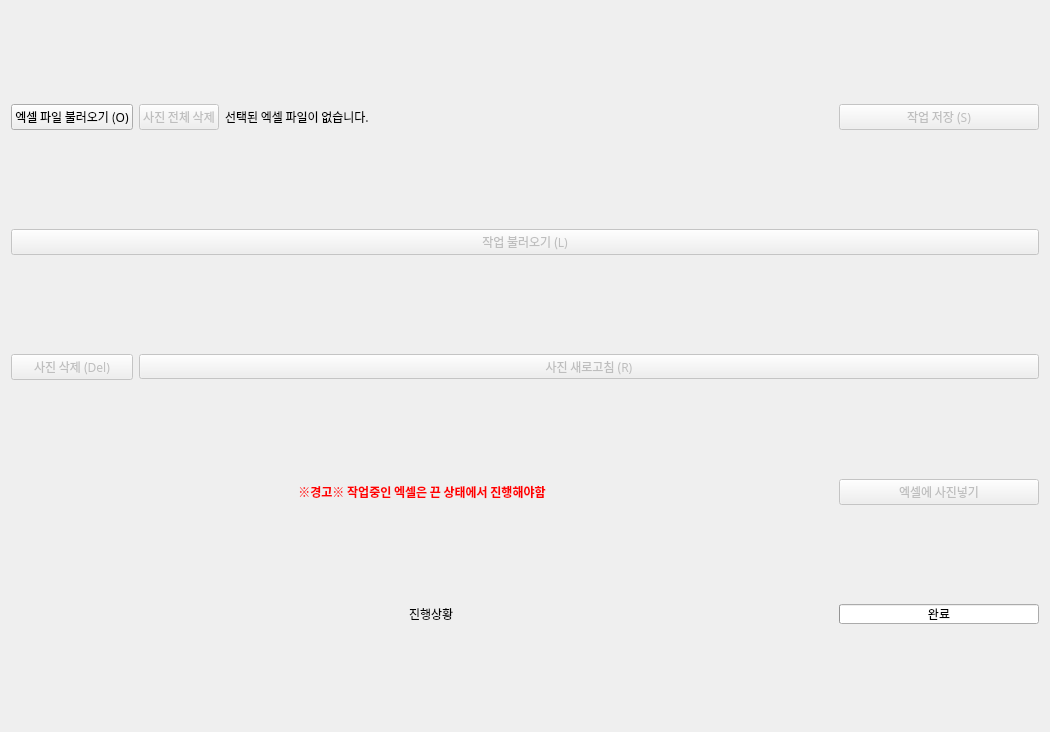
Before: the Qt Designer form UI/my_form.ui in kiryanchi/excelphotoautomatic, drawn with Qt 5.
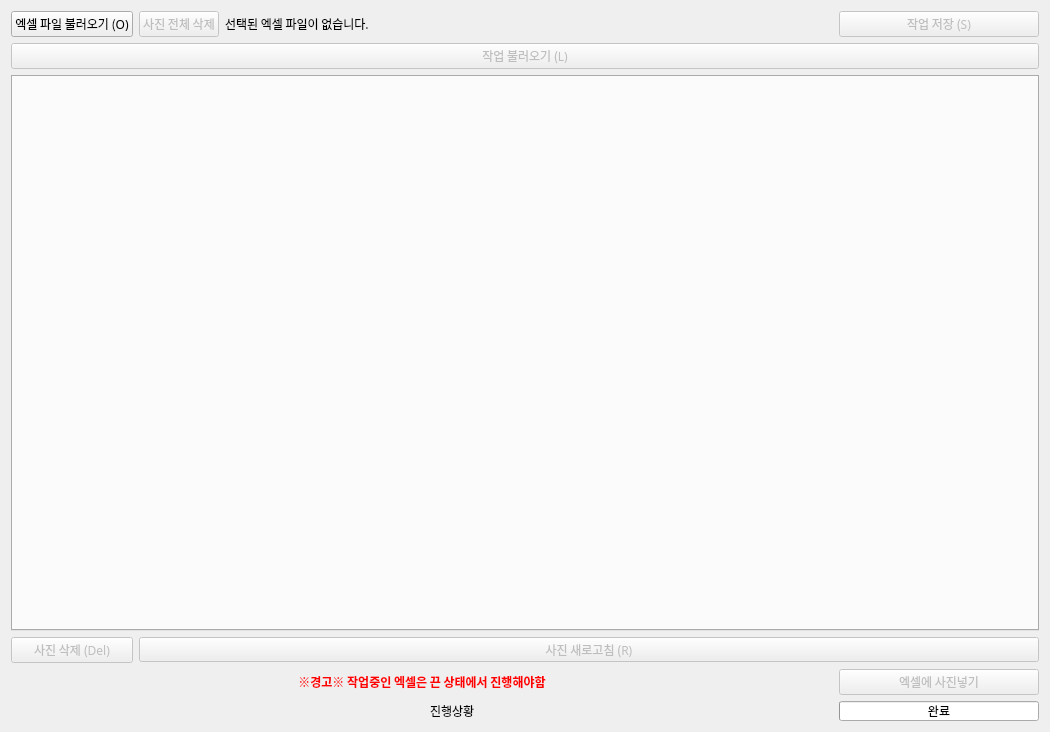
After: the same form once the commit is applied.

```diff
--- a/UI/my_form.ui
+++ b/UI/my_form.ui
@@ -19,72 +19,31 @@
    <string>엑셀 자동 작업 프로그램</string>
   </property>
   <layout class="QGridLayout" name="gridLayout">
-   <item row="4" column="1" colspan="12">
-    <widget class="QLabel" name="aleart">
-     <property name="minimumSize">
-      <size>
-       <width>500</width>
-       <height>20</height>
-      </size>
-     </property>
-     <property name="maximumSize">
-      <size>
-       <width>16777215</width>
-       <height>20</height>
-      </size>
-     </property>
-     <property name="font">
-      <font>
-       <weight>75</weight>
-       <italic>false</italic>
-       <bold>true</bold>
-      </font>
-     </property>
-     <property name="text">
-      <string>&lt;html&gt;&lt;head/&gt;&lt;body&gt;&lt;p&gt;&lt;span style=&quot; color:#ff0000;&quot;&gt;※경고※ 작업중인 엑셀은 끈 상태에서 진행해야함&lt;/span&gt;&lt;/p&gt;&lt;/body&gt;&lt;/html&gt;</string>
-     </property>
-     <property name="alignment">
-      <set>Qt::AlignCenter</set>
-     </property>
-    </widget>
-   </item>
-   <item row="0" column="13">
-    <widget class="QPushButton" name="save_btn">
+   <item row="5" column="12">
+    <widget class="QPushButton" name="filesave_btn">
      <property name="enabled">
       <bool>false</bool>
      </property>
      <property name="text">
-      <string>작업 저장 (S)</string>
+      <string>엑셀에 사진넣기</string>
      </property>
-     <property name="shortcut">
-      <string>Ctrl+S</string>
-     </property>
     </widget>
    </item>
-   <item row="5" column="6" colspan="7">
-    <widget class="QLabel" name="progress_lbl">
-     <property name="minimumSize">
-      <size>
-       <width>300</width>
-       <height>20</height>
-      </size>
-     </property>
-     <property name="maximumSize">
-      <size>
-       <width>16777215</width>
-       <height>20</height>
-      </size>
-     </property>
-     <property name="text">
-      <string>진행상황</string>
-     </property>
-     <property name="alignment">
-      <set>Qt::AlignLeading|Qt::AlignLeft|Qt::AlignVCenter</set>
-     </property>
-    </widget>
-   </item>
-   <item row="1" column="1" colspan="13">
+   <item row="2" column="1" colspan="12">
     <layout class="QGridLayout" name="gridLayout_2">
+     <item row="1" column="0">
+      <widget class="QTabWidget" name="sheetlist">
+       <property name="layoutDirection">
+        <enum>Qt::LeftToRight</enum>
+       </property>
+       <property name="currentIndex">
+        <number>-1</number>
+       </property>
+       <property name="movable">
+        <bool>true</bool>
+       </property>
+      </widget>
+     </item>
      <item row="0" column="0">
       <widget class="QPushButton" name="load_btn">
        <property name="enabled">
@@ -100,17 +59,52 @@
      </item>
     </layout>
    </item>
-   <item row="4" column="13">
-    <widget class="QPushButton" name="filesave_btn">
+   <item row="0" column="3" colspan="7">
+    <widget class="QLabel" name="fileopen_lbl">
+     <property name="text">
+      <string>선택된 엑셀 파일이 없습니다.</string>
+     </property>
+    </widget>
+   </item>
+   <item row="4" column="2" colspan="11">
+    <widget class="QPushButton" name="reload_btn">
      <property name="enabled">
       <bool>false</bool>
      </property>
+     <property name="minimumSize">
+      <size>
+       <width>0</width>
+       <height>25</height>
+      </size>
+     </property>
+     <property name="maximumSize">
+      <size>
+       <width>16777215</width>
+       <height>25</height>
+      </size>
+     </property>
      <property name="text">
-      <string>엑셀에 사진넣기</string>
+      <string>사진 새로고침 (R)</string>
      </property>
+     <property name="shortcut">
+      <string>Ctrl+R</string>
+     </property>
     </widget>
    </item>
-   <item row="5" column="13">
+   <item row="4" column="1">
+    <widget class="QPushButton" name="delete_btn">
+     <property name="enabled">
+      <bool>false</bool>
+     </property>
+     <property name="text">
+      <string>사진 삭제 (Del)</string>
+     </property>
+     <property name="shortcut">
+      <string>Del</string>
+     </property>
+    </widget>
+   </item>
+   <item row="6" column="12">
     <widget class="QProgressBar" name="progress_bar">
      <property name="minimumSize">
       <size>
@@ -138,16 +132,6 @@
      </property>
     </widget>
    </item>
-   <item row="0" column="2">
-    <widget class="QPushButton" name="deleteall_btn">
-     <property name="enabled">
-      <bool>false</bool>
-     </property>
-     <property name="text">
-      <string>사진 전체 삭제</string>
-     </property>
-    </widget>
-   </item>
    <item row="0" column="1">
     <widget class="QPushButton" name="fileopen_btn">
      <property name="maximumSize">
@@ -164,48 +148,77 @@
      </property>
     </widget>
    </item>
-   <item row="0" column="3" colspan="7">
-    <widget class="QLabel" name="fileopen_lbl">
+   <item row="0" column="2">
+    <widget class="QPushButton" name="deleteall_btn">
+     <property name="enabled">
+      <bool>false</bool>
+     </property>
      <property name="text">
-      <string>선택된 엑셀 파일이 없습니다.</string>
+      <string>사진 전체 삭제</string>
      </property>
     </widget>
    </item>
-   <item row="3" column="1">
-    <widget class="QPushButton" name="delete_btn">
+   <item row="0" column="12">
+    <widget class="QPushButton" name="save_btn">
      <property name="enabled">
       <bool>false</bool>
      </property>
      <property name="text">
-      <string>사진 삭제 (Del)</string>
+      <string>작업 저장 (S)</string>
      </property>
      <property name="shortcut">
-      <string>Del</string>
+      <string>Ctrl+S</string>
      </property>
     </widget>
    </item>
-   <item row="3" column="2" colspan="12">
-    <widget class="QPushButton" name="reload_btn">
-     <property name="enabled">
-      <bool>false</bool>
+   <item row="6" column="6" colspan="6">
+    <widget class="QLabel" name="progress_lbl">
+     <property name="minimumSize">
+      <size>
+       <width>300</width>
+       <height>20</height>
+      </size>
      </property>
+     <property name="maximumSize">
+      <size>
+       <width>16777215</width>
+       <height>20</height>
+      </size>
+     </property>
+     <property name="text">
+      <string>진행상황</string>
+     </property>
+     <property name="alignment">
+      <set>Qt::AlignLeading|Qt::AlignLeft|Qt::AlignVCenter</set>
+     </property>
+    </widget>
+   </item>
+   <item row="5" column="1" colspan="11">
+    <widget class="QLabel" name="aleart">
      <property name="minimumSize">
       <size>
-       <width>0</width>
-       <height>25</height>
+       <width>500</width>
+       <height>20</height>
       </size>
      </property>
      <property name="maximumSize">
       <size>
        <width>16777215</width>
-       <height>25</height>
+       <height>20</height>
       </size>
      </property>
+     <property name="font">
+      <font>
+       <weight>75</weight>
+       <italic>false</italic>
+       <bold>true</bold>
+      </font>
+     </property>
      <property name="text">
-      <string>사진 새로고침 (R)</string>
+      <string>&lt;html&gt;&lt;head/&gt;&lt;body&gt;&lt;p&gt;&lt;span style=&quot; color:#ff0000;&quot;&gt;※경고※ 작업중인 엑셀은 끈 상태에서 진행해야함&lt;/span&gt;&lt;/p&gt;&lt;/body&gt;&lt;/html&gt;</string>
      </property>
-     <property name="shortcut">
-      <string>Ctrl+R</string>
+     <property name="alignment">
+      <set>Qt::AlignCenter</set>
      </property>
     </widget>
    </item>
```
